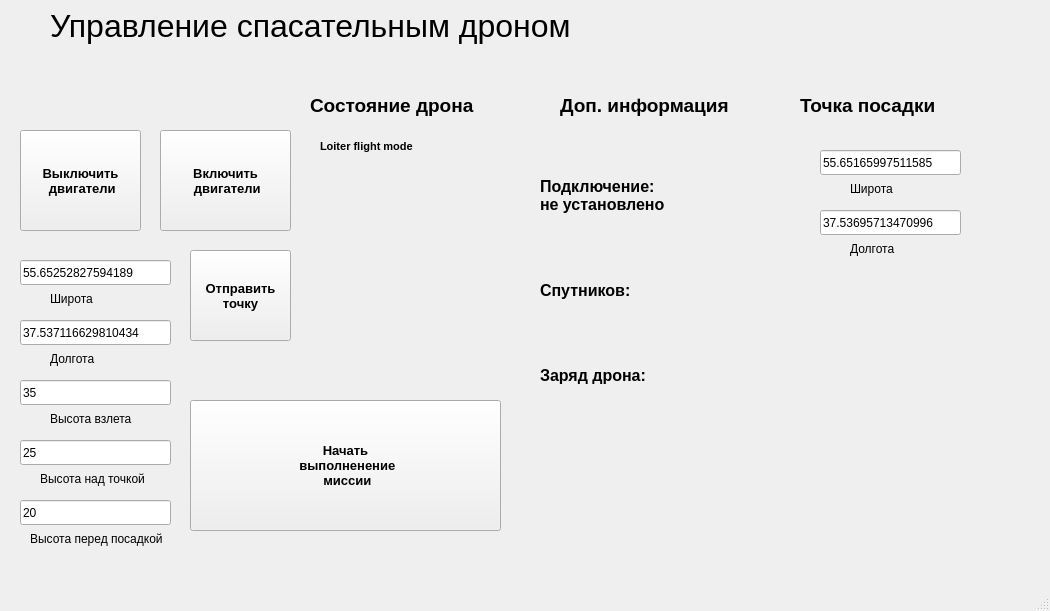
NickolayGoloburdin/wifi_drone_interface, file mainwindow.ui: the form before one commit.
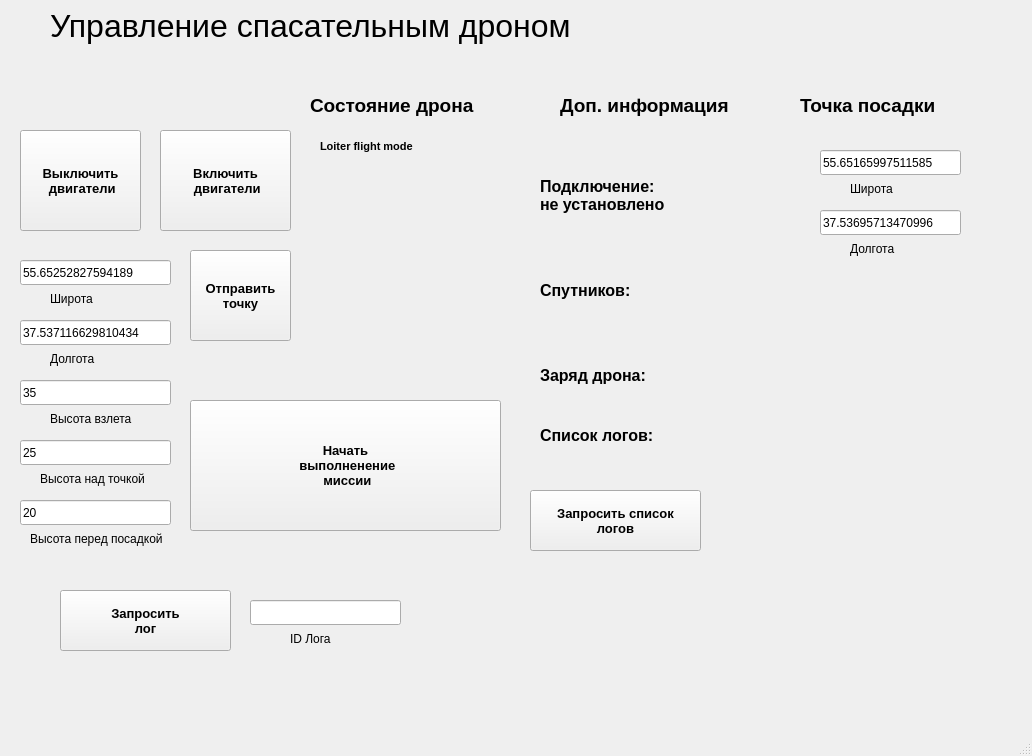
The form after the commit.

Commit message: add log_list handler

What changed in the file:
```diff
--- a/mainwindow.ui
+++ b/mainwindow.ui
@@ -6,8 +6,8 @@
    <rect>
     <x>0</x>
     <y>0</y>
-    <width>1050</width>
-    <height>611</height>
+    <width>1032</width>
+    <height>756</height>
    </rect>
   </property>
   <property name="windowTitle">
@@ -506,6 +506,136 @@
      <string>20</string>
     </property>
    </widget>
+   <widget class="QLabel" name="logs">
+    <property name="geometry">
+     <rect>
+      <x>540</x>
+      <y>420</y>
+      <width>311</width>
+      <height>31</height>
+     </rect>
+    </property>
+    <property name="font">
+     <font>
+      <family>Tahoma</family>
+      <pointsize>12</pointsize>
+      <weight>75</weight>
+      <bold>true</bold>
+     </font>
+    </property>
+    <property name="text">
+     <string>Список логов:</string>
+    </property>
+   </widget>
+   <widget class="QLabel" name="log_list">
+    <property name="geometry">
+     <rect>
+      <x>730</x>
+      <y>430</y>
+      <width>211</width>
+      <height>271</height>
+     </rect>
+    </property>
+    <property name="font">
+     <font>
+      <family>System</family>
+      <pointsize>8</pointsize>
+      <weight>75</weight>
+      <bold>true</bold>
+     </font>
+    </property>
+    <property name="styleSheet">
+     <string notr="true"/>
+    </property>
+    <property name="text">
+     <string/>
+    </property>
+    <property name="textFormat">
+     <enum>Qt::AutoText</enum>
+    </property>
+    <property name="alignment">
+     <set>Qt::AlignLeading|Qt::AlignLeft|Qt::AlignTop</set>
+    </property>
+   </widget>
+   <widget class="QPushButton" name="log_request">
+    <property name="geometry">
+     <rect>
+      <x>60</x>
+      <y>590</y>
+      <width>171</width>
+      <height>61</height>
+     </rect>
+    </property>
+    <property name="font">
+     <font>
+      <family>Tahoma</family>
+      <pointsize>10</pointsize>
+      <weight>75</weight>
+      <bold>true</bold>
+     </font>
+    </property>
+    <property name="styleSheet">
+     <string notr="true"/>
+    </property>
+    <property name="text">
+     <string>Запросить
+лог</string>
+    </property>
+   </widget>
+   <widget class="QLineEdit" name="log_id">
+    <property name="geometry">
+     <rect>
+      <x>250</x>
+      <y>600</y>
+      <width>151</width>
+      <height>25</height>
+     </rect>
+    </property>
+    <property name="styleSheet">
+     <string notr="true"/>
+    </property>
+    <property name="text">
+     <string/>
+    </property>
+   </widget>
+   <widget class="QLabel" name="label_11">
+    <property name="geometry">
+     <rect>
+      <x>290</x>
+      <y>630</y>
+      <width>101</width>
+      <height>17</height>
+     </rect>
+    </property>
+    <property name="text">
+     <string>ID Лога</string>
+    </property>
+   </widget>
+   <widget class="QPushButton" name="log_list_request">
+    <property name="geometry">
+     <rect>
+      <x>530</x>
+      <y>490</y>
+      <width>171</width>
+      <height>61</height>
+     </rect>
+    </property>
+    <property name="font">
+     <font>
+      <family>Tahoma</family>
+      <pointsize>10</pointsize>
+      <weight>75</weight>
+      <bold>true</bold>
+     </font>
+    </property>
+    <property name="styleSheet">
+     <string notr="true"/>
+    </property>
+    <property name="text">
+     <string>Запросить список
+логов</string>
+    </property>
+   </widget>
    <zorder>Arm</zorder>
    <zorder>SendPoint</zorder>
    <zorder>status</zorder>
```
Left out of the diff: 8 changed lines with no effect on the pictures. The commit also changes 8 other files.
